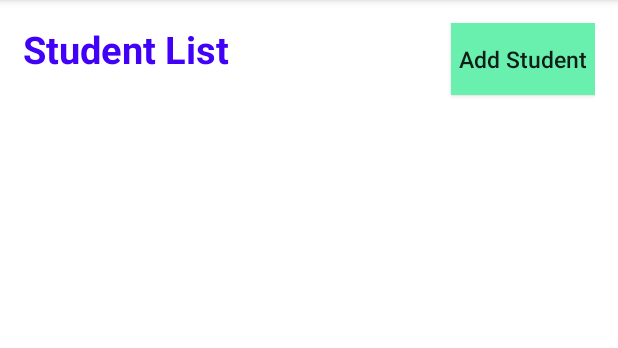
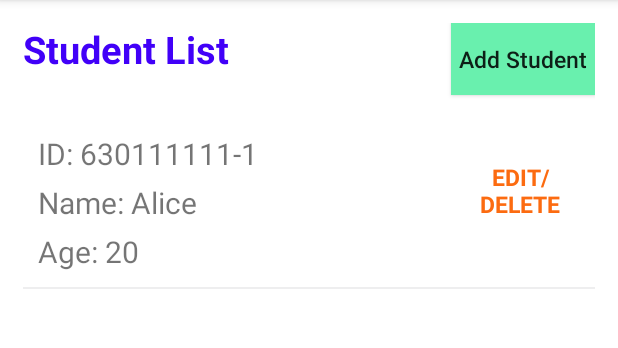
Before and after one commit to monlica/Lab10SQLite, an Android app: the screen it shows after launch (MainActivity), on a phone screen of 412 x 824 dp, the part 84-432 px from its top. Run offline under Robolectric (Android 15) with nearby library versions, the phone set to English and light mode, and no system bars.

Commit message:
18-09-2022

```diff
--- /dev/null
+++ b/app/src/main/java/com/example/lab10sqlite/DatabaseHelper.kt
@@ -0,0 +1,98 @@
+package com.example.lab10sqlite
+
+import android.annotation.SuppressLint
+import android.content.ContentValues
+import android.content.Context
+import android.database.Cursor
+import android.database.sqlite.SQLiteDatabase
+import android.database.sqlite.SQLiteException
+import android.database.sqlite.SQLiteOpenHelper
+import layout.Student
+
+class DatabaseHelper private constructor(context: Context): SQLiteOpenHelper(context,DB_NAME,null,DB_VERSION) {
+    companion object{
+        private val DB_NAME = "StudentDB"
+        private val DB_VERSION = 1
+        private val TABLE_NAME ="student"
+        private val COLUMN_ID = "id"
+        private val COLUMN_NAME = "name"
+        private val COLUMN_AGE = "age"
+        private val sqliteHelper:DatabaseHelper? = null
+        @Synchronized
+        fun getInstance(c:Context):DatabaseHelper{
+            if(sqliteHelper==null){
+                return DatabaseHelper(c.applicationContext)
+            }else{
+                return sqliteHelper
+            }
+        }
+    }
+
+    override fun onCreate(db: SQLiteDatabase?) {
+        val CREATE_TABLE = "CREATE TABLE $TABLE_NAME ($COLUMN_ID TXET PRIMARY KEY, $COLUMN_NAME TEXT, " +
+                "$COLUMN_AGE INTEGER)"
+        db?.execSQL(CREATE_TABLE)
+
+        val sqlInsert ="INSERT INTO $TABLE_NAME VALUES('630111111-1','Alice', 20)"
+        db?.execSQL(sqlInsert)
+    }
+
+    override fun onUpgrade(db: SQLiteDatabase?, oldVersion: Int, newVersion: Int) {
+        db?.execSQL("DROP TABLE IF EXISTS $TABLE_NAME")
+        onCreate(db)
+    }
+
+    @SuppressLint("Range")
+    fun getAllStudents():ArrayList<Student>{
+        val std = ArrayList<Student>()
+        val db = readableDatabase
+        var cursor: Cursor? = null
+        try{
+            cursor = db.rawQuery("select * from $TABLE_NAME",null)
+        }catch (e: SQLiteException){
+            onCreate(db)
+            return ArrayList()
+        }
+        var id :String
+        var name :String
+        var age :Int
+        if(cursor.moveToFirst()){
+            while (cursor.isAfterLast==false){
+                id = cursor.getString(cursor.getColumnIndex(COLUMN_ID))
+                name = cursor.getString(cursor.getColumnIndex(COLUMN_NAME))
+                age = cursor.getInt(cursor.getColumnIndex(COLUMN_AGE))
+
+                std.add(Student(id,name,age))
+                cursor.moveToNext()
+            }
+        }
+        db.close()
+        return std
+    }
+    fun insertStudent(std:Student):Long{
+        val db = writableDatabase
+        val value = ContentValues()
+        value.put(COLUMN_ID,std.id)
+        value.put(COLUMN_NAME,std.name)
+        value.put(COLUMN_AGE,std.age)
+        val success = db.insert(TABLE_NAME,null,value)
+        db.close()
+        return success
+    }
+    fun updateStudent(std:Student):Int{
+        val db = writableDatabase
+        val value = ContentValues()
+        value.put(COLUMN_NAME,std.name)
+        value.put(COLUMN_AGE,std.age)
+        val success =db.update(TABLE_NAME,value,"$COLUMN_ID = ?", arrayOf(std.id))
+        db.close()
+        return success
+    }
+    fun deleteStudent(std_id:String):Int{
+        val db = writableDatabase
+        val success = db.delete(TABLE_NAME,"$COLUMN_ID = ?", arrayOf(std_id))
+        db.close()
+        return success
+    }
+
+}
--- a/app/src/main/java/com/example/lab10sqlite/MainActivity.kt
+++ b/app/src/main/java/com/example/lab10sqlite/MainActivity.kt
@@ -2,10 +2,67 @@ package com.example.lab10sqlite
 
 import androidx.appcompat.app.AppCompatActivity
 import android.os.Bundle
+import android.view.LayoutInflater
+import android.view.View
+import android.widget.Toast
+import androidx.appcompat.app.AlertDialog
+import androidx.recyclerview.widget.DividerItemDecoration
+import androidx.recyclerview.widget.LinearLayoutManager
+import com.example.lab10sqlite.databinding.ActivityMainBinding
+import com.google.android.material.textfield.TextInputEditText
+import layout.Student
+import layout.StudentsAdapter
 
 class MainActivity : AppCompatActivity() {
+    private lateinit var binding : ActivityMainBinding
+    private lateinit var dbHandler:DatabaseHelper
+    private var studentList = arrayListOf<Student>()
     override fun onCreate(savedInstanceState: Bundle?) {
         super.onCreate(savedInstanceState)
-        setContentView(R.layout.activity_main)
+        binding = ActivityMainBinding.inflate(layoutInflater)
+        setContentView(binding.root )
+
+        dbHandler = DatabaseHelper.getInstance(this)
+        dbHandler.writableDatabase
+        callStudentData()
+        binding.recyclerView.adapter = StudentsAdapter(studentList,applicationContext)
+        binding.recyclerView.layoutManager = LinearLayoutManager(applicationContext)
+        binding.recyclerView.addItemDecoration(
+            DividerItemDecoration(applicationContext,
+                LinearLayoutManager.VERTICAL)
+        )
+    }
+    override fun onResume() {
+        super.onResume()
+        callStudentData()
+    }
+    fun callStudentData(){
+        studentList.clear()
+        studentList.addAll(dbHandler.getAllStudents())
+        binding.recyclerView.adapter?.notifyDataSetChanged()
+    }
+    fun addStudentDialog(v: View){
+        val mDialogView = LayoutInflater.from(this).inflate(R.layout.insert_layout, null)
+        val myBuilder = AlertDialog.Builder(this)
+        myBuilder.setView(mDialogView)
+        ///Save Button
+        myBuilder.setPositiveButton("Save" ) { dialog, which ->
+            val id = mDialogView.findViewById(R.id.edtId) as TextInputEditText
+            val name = mDialogView.findViewById(R.id.edtName) as TextInputEditText
+            val age = mDialogView.findViewById(R.id.edtAge) as TextInputEditText
+            var result = dbHandler.insertStudent(Student(id= id.text.toString(),
+                name=name.text.toString(),age=age.text.toString().toInt()))
+            if(result > -1){
+                Toast.makeText(applicationContext,"The student is inserted successfully",
+                    Toast.LENGTH_LONG).show()
+                dialog.dismiss()
+                callStudentData()
+            }else{
+                Toast.makeText(applicationContext,"Insert Failure", Toast.LENGTH_LONG).show()}
+        }
+        ///Cancel Button
+        myBuilder.setNegativeButton("Cancel",) { dialog, which ->
+            dialog.dismiss()    }
+        myBuilder.show()
     }
 }
--- a/app/src/main/res/layout/StudentsAdapter.kt
+++ b/app/src/main/java/com/example/lab10sqlite/StudentsAdapter.kt
@@ -40,7 +40,7 @@ class StudentsAdapter(val items:List<Student>, val context: Context):
     override fun onBindViewHolder(holder: ViewHolder, position: Int) {
         val binding = holder.binding
         binding.textId.text = "ID: " + items[position].id
-        binding.textName.text = items[position].name
+        binding.textName.text = "Name: " +items[position].name
         binding.textAge.text = "Age: " +items[position].age.toString()
     }
 
--- a/app/src/main/res/layout/activity_main.xml
+++ b/app/src/main/res/layout/activity_main.xml
@@ -21,7 +21,7 @@
         android:textSize="15sp"
         android:background="#69F0AE"
         android:textAllCaps="false"
-        android:onClick="addStudent"
+        android:onClick="addStudentDialog"
         android:padding="5dp"
         android:layout_alignParentRight="true"/>
     <androidx.recyclerview.widget.RecyclerView
--- a/app/src/main/res/layout/std_item_layout.xml
+++ b/app/src/main/res/layout/std_item_layout.xml
@@ -17,7 +17,7 @@
         android:layout_width="wrap_content"
         android:layout_height="wrap_content"
         android:layout_below="@id/textId"
-        android:layout_marginTop="10dp"
+        android:layout_marginTop="5dp"
         android:text="Name"
         android:textSize="20sp"/>
     <TextView
@@ -25,7 +25,7 @@
         android:layout_width="wrap_content"
         android:layout_height="wrap_content"
         android:layout_below="@id/textName"
-        android:layout_marginTop="10dp"
+        android:layout_marginTop="5dp"
         android:text="Age"
         android:textSize="20sp"/>
     <TextView
@@ -36,6 +36,7 @@
         android:layout_alignParentRight="true"
         android:layout_centerVertical="true"
         android:textColor="#fc6b10"
+        android:gravity="center"
         android:textSize="15sp"
         android:textStyle="bold"
         android:text="EDIT/DELETE"/>
```
Also changed, not shown: app/src/main/java/com/example/lab10sqlite/EditDeleteActivity.kt (+47 -1 lines), app/src/main/java/com/example/lab10sqlite/Student.kt (renamed from app/src/main/res/layout/Student.kt).
